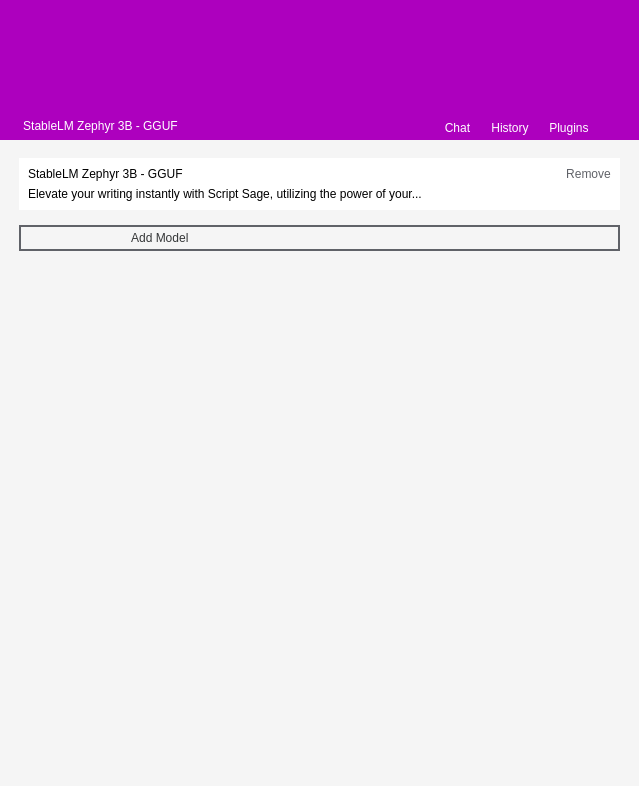
The window that main2.ui (ali7haider/llm-chat-desktop-app) describes before a commit, drawn with Qt 5.
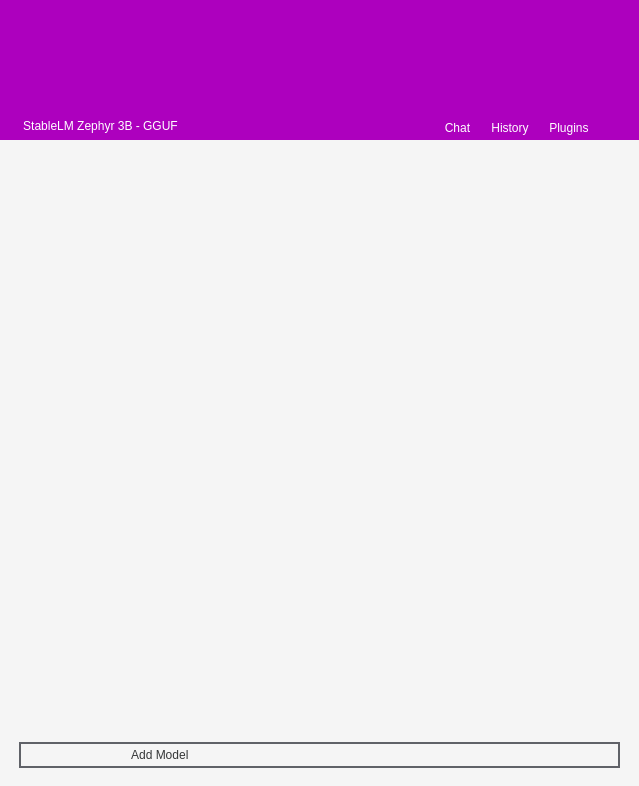
The same window after the commit. The open tabs and pages were chosen to show the change. Icons and pictures are not drawn.

Commit message: Showing all models fromdatabase

```diff
--- a/main2.ui
+++ b/main2.ui
@@ -1567,8 +1567,8 @@
                      <rect>
                       <x>0</x>
                       <y>0</y>
-                      <width>265</width>
-                      <height>171</height>
+                      <width>597</width>
+                      <height>624</height>
                      </rect>
                     </property>
                     <layout class="QVBoxLayout" name="verticalLayout_41">
@@ -1602,90 +1602,6 @@
                         <property name="bottomMargin">
                          <number>20</number>
                         </property>
-                        <item>
-                         <widget class="QFrame" name="modelMessageTemplate">
-                          <property name="styleSheet">
-                           <string notr="true">background-color:white;</string>
-                          </property>
-                          <property name="frameShape">
-                           <enum>QFrame::StyledPanel</enum>
-                          </property>
-                          <property name="frameShadow">
-                           <enum>QFrame::Raised</enum>
-                          </property>
-                          <layout class="QVBoxLayout" name="verticalLayout_43">
-                           <item>
-                            <widget class="QFrame" name="frame_23">
-                             <property name="frameShape">
-                              <enum>QFrame::StyledPanel</enum>
-                             </property>
-                             <property name="frameShadow">
-                              <enum>QFrame::Raised</enum>
-                             </property>
-                             <layout class="QHBoxLayout" name="horizontalLayout_17">
-                              <property name="leftMargin">
-                               <number>0</number>
-                              </property>
-                              <property name="topMargin">
-                               <number>0</number>
-                              </property>
-                              <property name="rightMargin">
-                               <number>0</number>
-                              </property>
-                              <property name="bottomMargin">
-                               <number>0</number>
-                              </property>
-                              <item>
-                               <widget class="QLabel" name="lblModelName">
-                                <property name="styleSheet">
-                                 <string notr="true">color:black;
-font: 87 9pt &quot;Roboto Black&quot;;</string>
-                                </property>
-                                <property name="text">
-                                 <string>StableLM Zephyr 3B - GGUF</string>
-                                </property>
-                               </widget>
-                              </item>
-                              <item alignment="Qt::AlignRight">
-                               <widget class="QPushButton" name="btnModelRemove">
-                                <property name="maximumSize">
-                                 <size>
-                                  <width>55</width>
-                                  <height>22</height>
-                                 </size>
-                                </property>
-                                <property name="cursor">
-                                 <cursorShape>PointingHandCursor</cursorShape>
-                                </property>
-                                <property name="styleSheet">
-                                 <string notr="true">color:#606268;
-font: 8pt &quot;Roboto&quot;;</string>
-                                </property>
-                                <property name="text">
-                                 <string>Remove</string>
-                                </property>
-                                <property name="flat">
-                                 <bool>true</bool>
-                                </property>
-                               </widget>
-                              </item>
-                             </layout>
-                            </widget>
-                           </item>
-                           <item>
-                            <widget class="QLabel" name="lblModelMessage">
-                             <property name="styleSheet">
-                              <string notr="true">font: 8pt &quot;Roboto&quot;;
-color:black;</string>
-                             </property>
-                             <property name="text">
-                              <string>Elevate your writing instantly with Script Sage, utilizing the power of your...</string>
-                             </property>
-                             <property name="wordWrap">
-                              <bool>true</bool>
-                             </property>
-                            </widget>
-                           </item>
                           </layout>
                          </widget>
                         </item>
@@ -1724,9 +1640,6 @@
                             <height>25</height>
                            </size>
                           </property>
-                         </widget>
-                        </item>
-                       </layout>
                       </widget>
                      </item>
                     </layout>
```
Left out of the diff: 2 changed lines with no effect on the pictures. Lines whose indentation alone changed are shown as unchanged. The commit also changes 6 other files.
